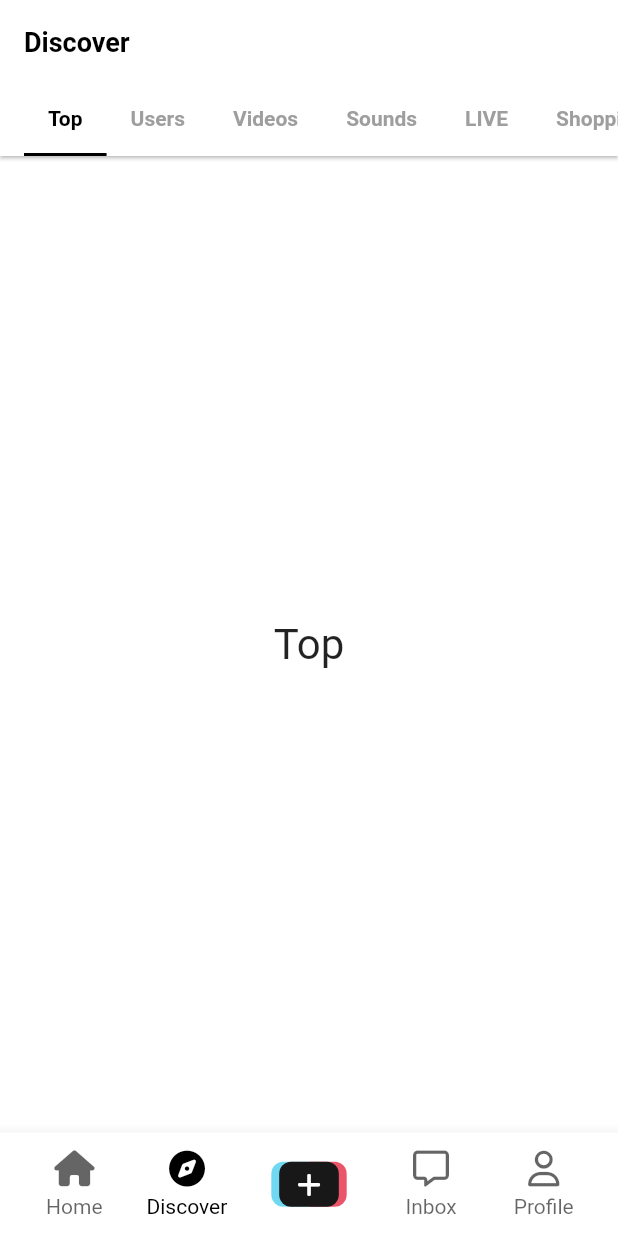
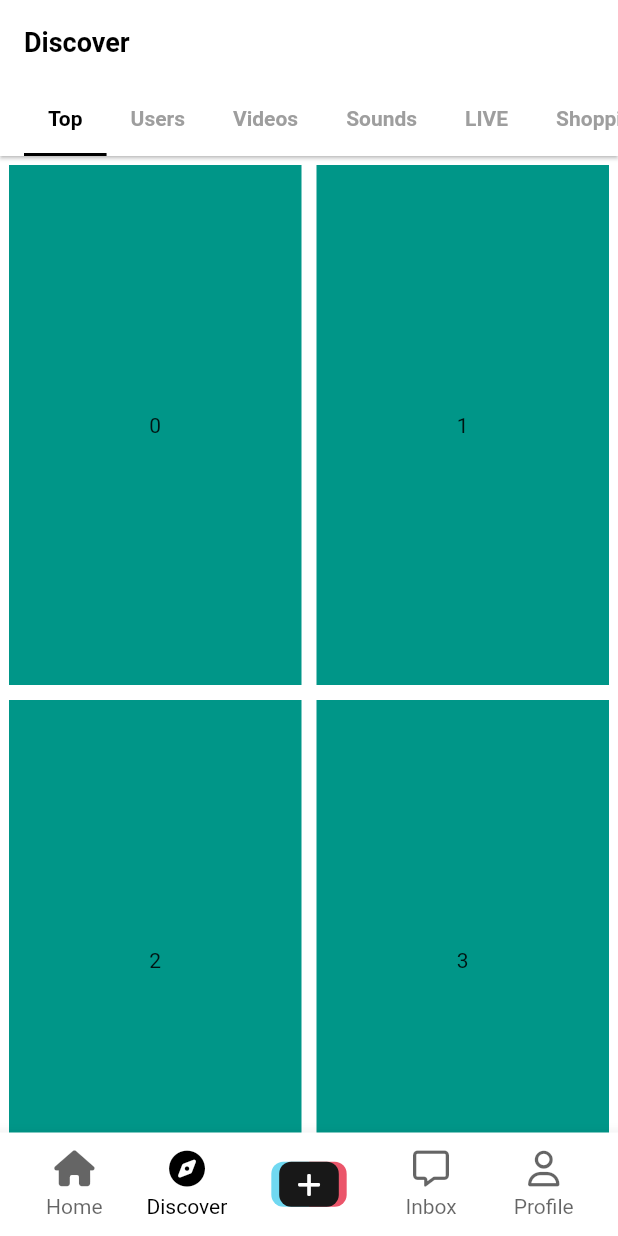
Before and after one commit to elian118/tiktok_clone, a Flutter app: the screen it shows after launch, on a phone screen of 412 x 824 dp. Run offline on Flutter 3.47's test engine with Material 2 defaults, Android fonts, the phone set to English and light mode, and no system bars; our stand-ins replace font_awesome_flutter, readmore, video_player, visibility_detector; missing offline and left inert: marquee_text.

Commit message:
9.3 GridView

```diff
--- a/lib/features/discover/screens/discover_screen.dart
+++ b/lib/features/discover/screens/discover_screen.dart
@@ -32,7 +32,23 @@ class DiscoverScreen extends StatelessWidget {
         ),
         body: TabBarView(
           children: [
-            for (var tab in tabs)
+            GridView.builder(
+              itemCount: 20,
+              padding: const EdgeInsets.all(Sizes.size6),
+              gridDelegate: const SliverGridDelegateWithFixedCrossAxisCount(
+                crossAxisCount: 2,
+                crossAxisSpacing: Sizes.size10,
+                mainAxisSpacing: Sizes.size10,
+                childAspectRatio: 9 / 16, // 그리드 비율
+              ),
+              itemBuilder: (context, index) => Container(
+                color: Colors.teal,
+                child: Center(
+                  child: Text('$index'),
+                ),
+              ),
+            ),
+            for (var tab in tabs.skip(1))
               Center(
                 child: Text(
                   tab,
```
